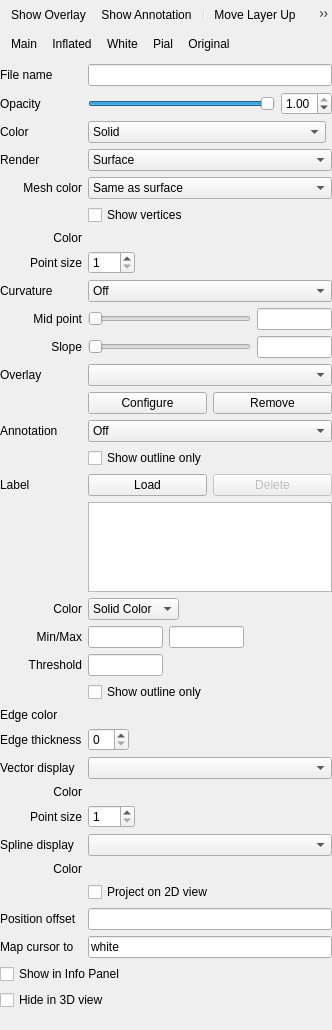
The window that freeview/PanelSurface.ui (freesurfer/freesurfer) describes before a commit, drawn with Qt 5.
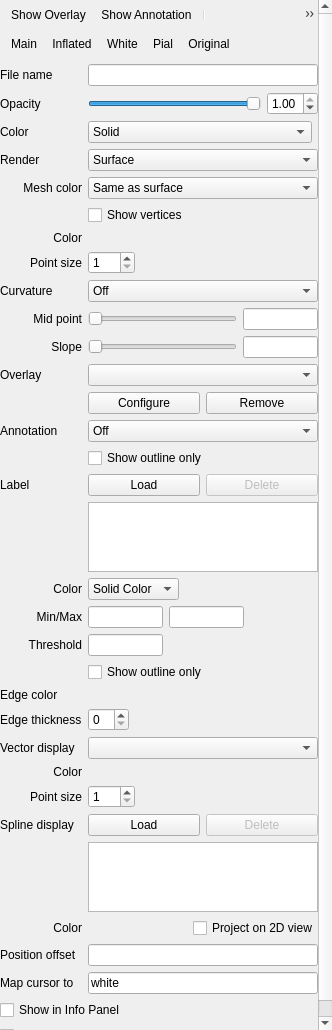
The same window after the commit. Icons and pictures are not drawn. Custom widgets are drawn as their Qt base class.

What changed in the file:
```diff
--- a/freeview/PanelSurface.ui
+++ b/freeview/PanelSurface.ui
@@ -23,9 +23,9 @@
    <property name="geometry">
     <rect>
      <x>0</x>
-     <y>-162</y>
+     <y>-226</y>
      <width>314</width>
-     <height>1192</height>
+     <height>1263</height>
     </rect>
    </property>
    <layout class="QVBoxLayout" name="verticalLayout">
@@ -90,9 +90,6 @@
     </item>
     <item>
      <layout class="QGridLayout" name="gridLayout">
-      <item row="30" column="1">
-       <widget class="QComboBox" name="comboBoxSplineDisplay"/>
-      </item>
       <item row="11" column="1">
        <layout class="QHBoxLayout" name="horizontalLayout_10">
         <item>
@@ -272,6 +269,9 @@
         </property>
        </widget>
       </item>
+      <item row="35" column="1">
+       <widget class="QLineEdit" name="lineEditPositionOffset"/>
+      </item>
       <item row="4" column="0">
        <widget class="QLabel" name="labelRender">
         <property name="text">
@@ -279,9 +279,6 @@
         </property>
        </widget>
       </item>
-      <item row="33" column="1">
-       <widget class="QLineEdit" name="lineEditPositionOffset"/>
-      </item>
       <item row="23" column="1">
        <widget class="QCheckBox" name="checkBoxLabelOutline">
         <property name="text">
@@ -311,10 +308,17 @@
         </item>
        </layout>
       </item>
-      <item row="31" column="1">
+      <item row="33" column="1">
        <layout class="QHBoxLayout" name="horizontalLayout23_2">
         <item>
-         <widget class="QtColorPicker" name="colorpickerSplineColor" native="true"/>
+         <widget class="QtColorPicker" name="colorpickerSplineColor" native="true">
+          <property name="minimumSize">
+           <size>
+            <width>10</width>
+            <height>0</height>
+           </size>
+          </property>
+         </widget>
         </item>
         <item>
          <spacer name="horizontalSpacer_25">
@@ -329,6 +333,13 @@
           </property>
          </spacer>
         </item>
+        <item>
+         <widget class="QCheckBox" name="checkBoxSplineProjection">
+          <property name="text">
+           <string>Project on 2D view</string>
+          </property>
+         </widget>
+        </item>
        </layout>
       </item>
       <item row="13" column="1">
@@ -349,14 +360,41 @@
         </item>
        </layout>
       </item>
-      <item row="33" column="0">
+      <item row="8" column="1">
+       <layout class="QHBoxLayout" name="horizontalLayout">
+        <item>
+         <widget class="QSpinBox" name="spinBoxVertexPointSize">
+          <property name="minimum">
+           <number>1</number>
+          </property>
+          <property name="maximum">
+           <number>100</number>
+          </property>
+         </widget>
+        </item>
+        <item>
+         <spacer name="horizontalSpacer_2">
+          <property name="orientation">
+           <enum>Qt::Horizontal</enum>
+          </property>
+          <property name="sizeHint" stdset="0">
+           <size>
+            <width>0</width>
+            <height>0</height>
+           </size>
+          </property>
+         </spacer>
+        </item>
+       </layout>
+      </item>
+      <item row="35" column="0">
        <widget class="QLabel" name="labelPositionOffset">
         <property name="text">
          <string>Position offset</string>
         </property>
        </widget>
       </item>
-      <item row="31" column="0">
+      <item row="33" column="0">
        <widget class="QLabel" name="labelSplineColor">
         <property name="text">
          <string>Color</string>
@@ -559,13 +597,6 @@
         </property>
        </widget>
       </item>
-      <item row="32" column="1">
-       <widget class="QCheckBox" name="checkBoxSplineProjection">
-        <property name="text">
-         <string>Project on 2D view</string>
-        </property>
-       </widget>
-      </item>
       <item row="24" column="1">
        <layout class="QHBoxLayout" name="horizontalLayout23">
         <item>
@@ -586,32 +617,8 @@
         </item>
        </layout>
       </item>
-      <item row="8" column="1">
-       <layout class="QHBoxLayout" name="horizontalLayout">
-        <item>
-         <widget class="QSpinBox" name="spinBoxVertexPointSize">
-          <property name="minimum">
-           <number>1</number>
-          </property>
-          <property name="maximum">
-           <number>100</number>
-          </property>
-         </widget>
-        </item>
-        <item>
-         <spacer name="horizontalSpacer_2">
-          <property name="orientation">
-           <enum>Qt::Horizontal</enum>
-          </property>
-          <property name="sizeHint" stdset="0">
-           <size>
-            <width>0</width>
-            <height>0</height>
-           </size>
-          </property>
-         </spacer>
-        </item>
-       </layout>
+      <item row="12" column="1">
+       <widget class="QComboBox" name="comboBoxOverlay"/>
       </item>
       <item row="7" column="0">
        <widget class="QLabel" name="labelVertexColor">
@@ -668,8 +675,15 @@
         </item>
        </widget>
       </item>
-      <item row="12" column="1">
-       <widget class="QComboBox" name="comboBoxOverlay"/>
+      <item row="31" column="0">
+       <widget class="QLabel" name="label">
+        <property name="text">
+         <string>Spline display</string>
+        </property>
+       </widget>
+      </item>
+      <item row="0" column="1">
+       <widget class="QLineEdit" name="lineEditFileName"/>
       </item>
       <item row="8" column="0">
        <widget class="QLabel" name="labelVertexPointSize">
@@ -711,16 +725,6 @@
         </item>
        </layout>
       </item>
-      <item row="0" column="1">
-       <widget class="QLineEdit" name="lineEditFileName"/>
-      </item>
-      <item row="30" column="0">
-       <widget class="QLabel" name="label">
-        <property name="text">
-         <string>Spline display</string>
-        </property>
-       </widget>
-      </item>
       <item row="11" column="0">
        <widget class="QLabel" name="labelSlope">
         <property name="text">
@@ -836,6 +840,13 @@
         </property>
        </widget>
       </item>
+      <item row="36" column="0">
+       <widget class="QLabel" name="labelMapCursorTo">
+        <property name="text">
+         <string>Map cursor to</string>
+        </property>
+       </widget>
+      </item>
       <item row="5" column="1">
        <widget class="QComboBox" name="comboBoxMeshColor">
         <item>
@@ -879,20 +890,58 @@
         </item>
        </widget>
       </item>
-      <item row="34" column="0">
-       <widget class="QLabel" name="labelMapCursorTo">
-        <property name="text">
-         <string>Map cursor to</string>
-        </property>
-       </widget>
-      </item>
-      <item row="34" column="1">
+      <item row="36" column="1">
        <widget class="QLineEdit" name="lineEditMappingSurface">
         <property name="text">
          <string>white</string>
         </property>
        </widget>
       </item>
+      <item row="32" column="1">
+       <widget class="SplineTreeWidget" name="treeWidgetSplines">
+        <property name="maximumSize">
+         <size>
+          <width>16777215</width>
+          <height>90</height>
+         </size>
+        </property>
+        <property name="selectionMode">
+         <enum>QAbstractItemView::ExtendedSelection</enum>
+        </property>
+        <property name="rootIsDecorated">
+         <bool>false</bool>
+        </property>
+        <property name="headerHidden">
+         <bool>true</bool>
+        </property>
+        <column>
+         <property name="text">
+          <string notr="true">1</string>
+         </property>
+        </column>
+       </widget>
+      </item>
+      <item row="31" column="1">
+       <layout class="QHBoxLayout" name="horizontalLayout22_7">
+        <item>
+         <widget class="QPushButton" name="pushButtonLoadSpline">
+          <property name="text">
+           <string>Load</string>
+          </property>
+         </widget>
+        </item>
+        <item>
+         <widget class="QPushButton" name="pushButtonDeleteSpline">
+          <property name="enabled">
+           <bool>false</bool>
+          </property>
+          <property name="text">
+           <string>Delete</string>
+          </property>
+         </widget>
+        </item>
+       </layout>
+      </item>
      </layout>
     </item>
     <item>
@@ -1085,6 +1134,11 @@
    <extends>QTreeWidget</extends>
    <header>LabelTreeWidget.h</header>
   </customwidget>
+  <customwidget>
+   <class>SplineTreeWidget</class>
+   <extends>QTreeWidget</extends>
+   <header>SplineTreeWidget.h</header>
+  </customwidget>
  </customwidgets>
  <resources>
   <include location="freeview.qrc"/>
```
Left out of the diff: 139 changed lines with no effect on the pictures.
